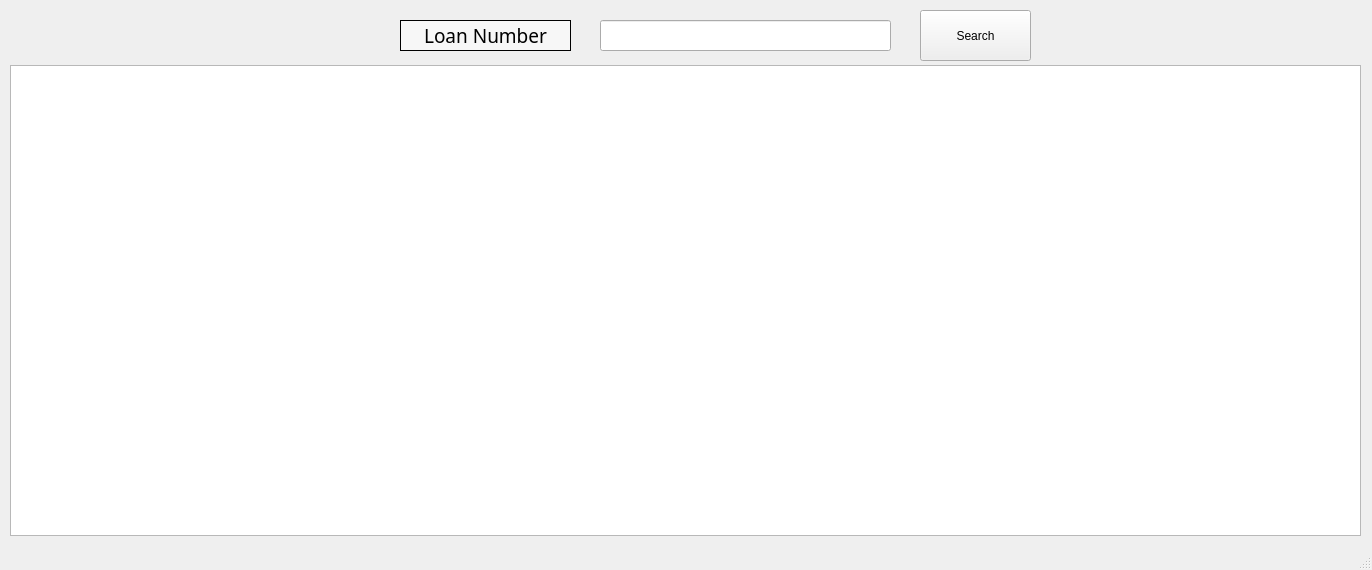
Before: the Qt Designer form app/src/pages/search/counseling.ui in DY-Microfinance-Customer-Management/dymf-algorithm, drawn with Qt 5.
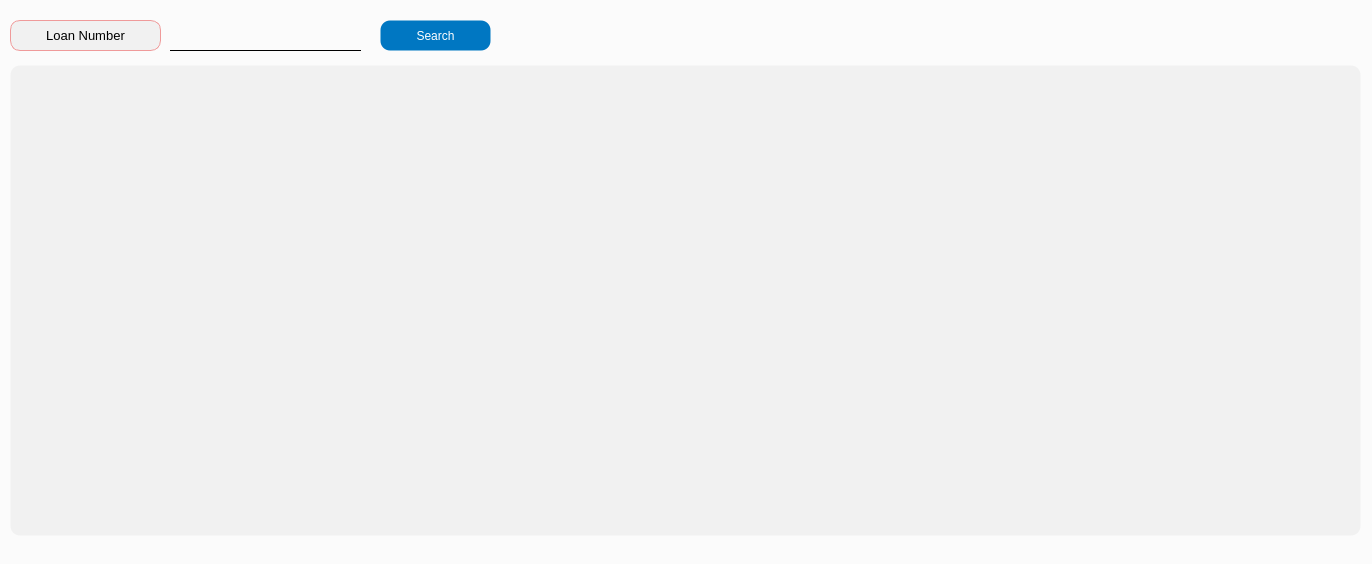
After: the same form once the commit is applied.

```diff
--- a/app/src/pages/search/counseling.ui
+++ b/app/src/pages/search/counseling.ui
@@ -7,12 +7,15 @@
     <x>0</x>
     <y>0</y>
     <width>1372</width>
-    <height>570</height>
+    <height>564</height>
    </rect>
   </property>
   <property name="windowTitle">
    <string>Counseling Search</string>
   </property>
+  <property name="styleSheet">
+   <string notr="true">background-color: #fbfbfb;</string>
+  </property>
   <widget class="QWidget" name="centralwidget">
    <widget class="QTableView" name="counselingTable">
     <property name="geometry">
@@ -23,34 +26,107 @@
       <height>471</height>
      </rect>
     </property>
+    <property name="styleSheet">
+     <string notr="true">background-color: #f1f1f1;
+border: 1px solid transparent;
+border-radius: 10px;</string>
+    </property>
    </widget>
    <widget class="QLineEdit" name="loanNumber">
     <property name="geometry">
      <rect>
-      <x>600</x>
+      <x>170</x>
       <y>20</y>
-      <width>291</width>
+      <width>191</width>
       <height>31</height>
      </rect>
     </property>
+    <property name="styleSheet">
+     <string notr="true">QLineEdit {
+    border: none;
+    border-bottom: 1px solid black;
+    background-color: transparent;
+    color: black;
+}
+
+QLineEdit:disabled {
+    border: none;
+    border-bottom: 1px solid lightgray;
+    background-color: lightgray;
+    color: lightgray;
+}
+</string>
+    </property>
    </widget>
-   <widget class="QLabel" name="label_16">
+   <widget class="QPushButton" name="searchButton">
     <property name="geometry">
      <rect>
-      <x>400</x>
+      <x>380</x>
       <y>20</y>
-      <width>171</width>
+      <width>111</width>
       <height>31</height>
      </rect>
+    </property>
+    <property name="styleSheet">
+     <string notr="true">QPushButton {
+    background-color: #0077c2;
+    color: white;
+    border: 1px solid transparent;
+    border-radius: 10px;
+    padding: 5px 10px;
+}
+
+QPushButton:hover {
+    border: 1px solid white;
+}
+
+QPushButton:pressed {
+    background-color: #005f9e;
+    padding-top: 6px;
+    padding-bottom: 4px;
+}
+
+QPushButton:disabled {
+    background-color: lightgray;
+    color: gray;
+    border: 1px solid gray;
+}
+</string>
+    </property>
+    <property name="text">
+     <string>Search</string>
+    </property>
+   </widget>
+   <widget class="QLabel" name="label_22">
+    <property name="geometry">
+     <rect>
+      <x>10</x>
+      <y>20</y>
+      <width>151</width>
+      <height>31</height>
+     </rect>
+    </property>
+    <property name="minimumSize">
+     <size>
+      <width>0</width>
+      <height>0</height>
+     </size>
+    </property>
+    <property name="maximumSize">
+     <size>
+      <width>16777215</width>
+      <height>16777215</height>
+     </size>
     </property>
     <property name="font">
      <font>
-      <family>Agency FB</family>
-      <pointsize>14</pointsize>
+      <pointsize>10</pointsize>
      </font>
     </property>
     <property name="styleSheet">
-     <string notr="true">background-color:rgb(247, 247, 247)</string>
+     <string notr="true">background-color:rgb(241, 241, 241);
+border: 1px solid #ef9a9a;
+border-radius: 10px;</string>
     </property>
     <property name="frameShape">
      <enum>QFrame::Box</enum>
@@ -62,19 +138,6 @@
      <set>Qt::AlignCenter</set>
     </property>
    </widget>
-   <widget class="QPushButton" name="searchButton">
-    <property name="geometry">
-     <rect>
-      <x>920</x>
-      <y>10</y>
-      <width>111</width>
-      <height>51</height>
-     </rect>
-    </property>
-    <property name="text">
-     <string>Search</string>
-    </property>
-   </widget>
   </widget>
   <widget class="QStatusBar" name="statusbar"/>
  </widget>
```
